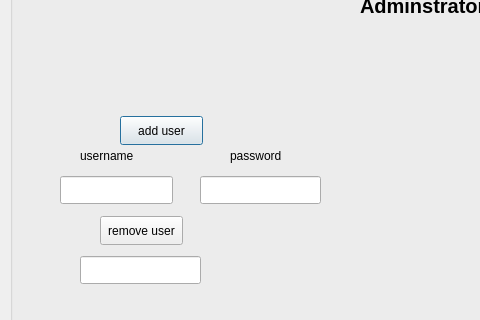
The window that SRC/adminstrator.ui (EyadEhab/studentManagementSystem) describes before a commit, drawn with Qt 5; both pictures show x 0 to 480 and y 84 to 404 of the 976 by 576 pixel window.
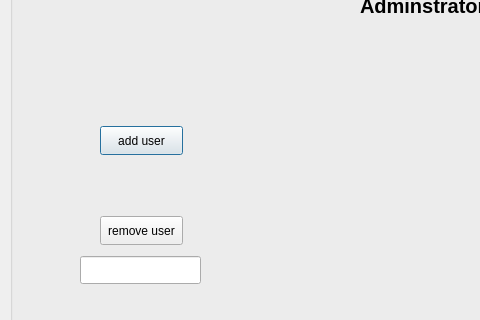
The same window after the commit.

What changed in the file:
```diff
--- a/SRC/adminstrator.ui
+++ b/SRC/adminstrator.ui
@@ -47,8 +47,8 @@
    <widget class="QPushButton" name="pushButton">
     <property name="geometry">
      <rect>
-      <x>110</x>
-      <y>180</y>
+      <x>90</x>
+      <y>190</y>
       <width>83</width>
       <height>29</height>
      </rect>
@@ -96,26 +96,6 @@
      <string>remove course</string>
     </property>
    </widget>
-   <widget class="QLineEdit" name="lineEdit">
-    <property name="geometry">
-     <rect>
-      <x>50</x>
-      <y>240</y>
-      <width>113</width>
-      <height>28</height>
-     </rect>
-    </property>
-   </widget>
-   <widget class="QLineEdit" name="lineEdit_2">
-    <property name="geometry">
-     <rect>
-      <x>190</x>
-      <y>240</y>
-      <width>121</width>
-      <height>28</height>
-     </rect>
-    </property>
-   </widget>
    <widget class="QLineEdit" name="lineEdit_3">
     <property name="geometry">
      <rect>
@@ -146,32 +126,6 @@
      </rect>
     </property>
    </widget>
-   <widget class="QLabel" name="label_4">
-    <property name="geometry">
-     <rect>
-      <x>220</x>
-      <y>210</y>
-      <width>63</width>
-      <height>20</height>
-     </rect>
-    </property>
-    <property name="text">
-     <string>password</string>
-    </property>
-   </widget>
-   <widget class="QLabel" name="label_5">
-    <property name="geometry">
-     <rect>
-      <x>70</x>
-      <y>210</y>
-      <width>71</width>
-      <height>20</height>
-     </rect>
-    </property>
-    <property name="text">
-     <string>username</string>
-    </property>
-   </widget>
   </widget>
  </widget>
  <resources/>
```
